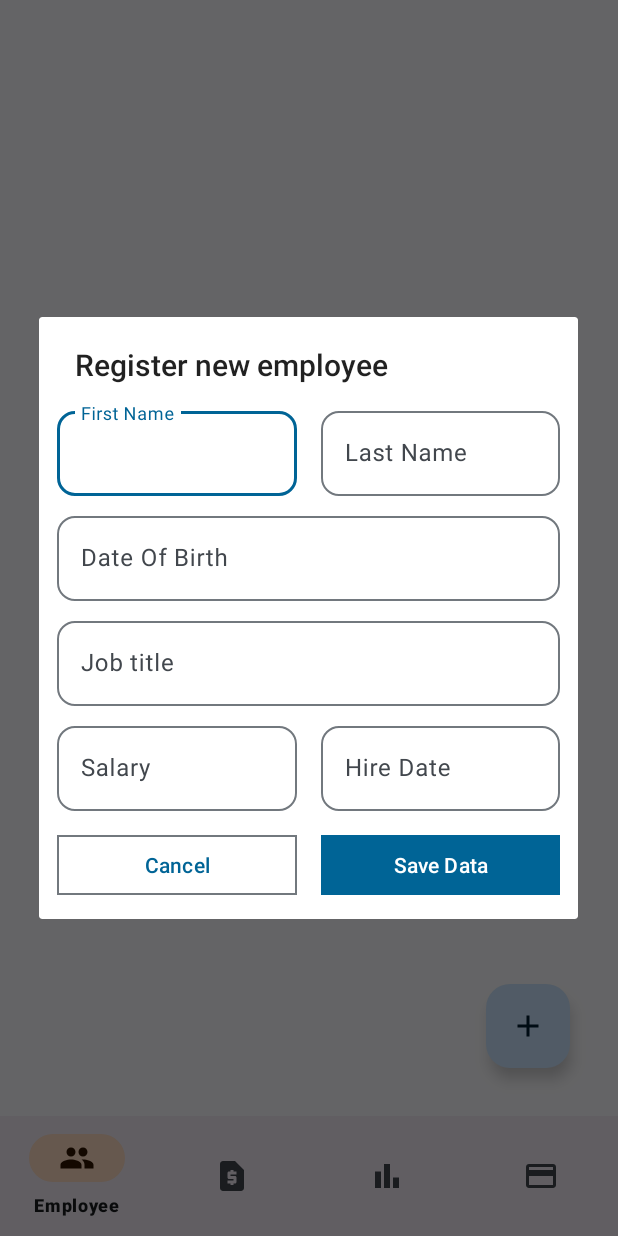
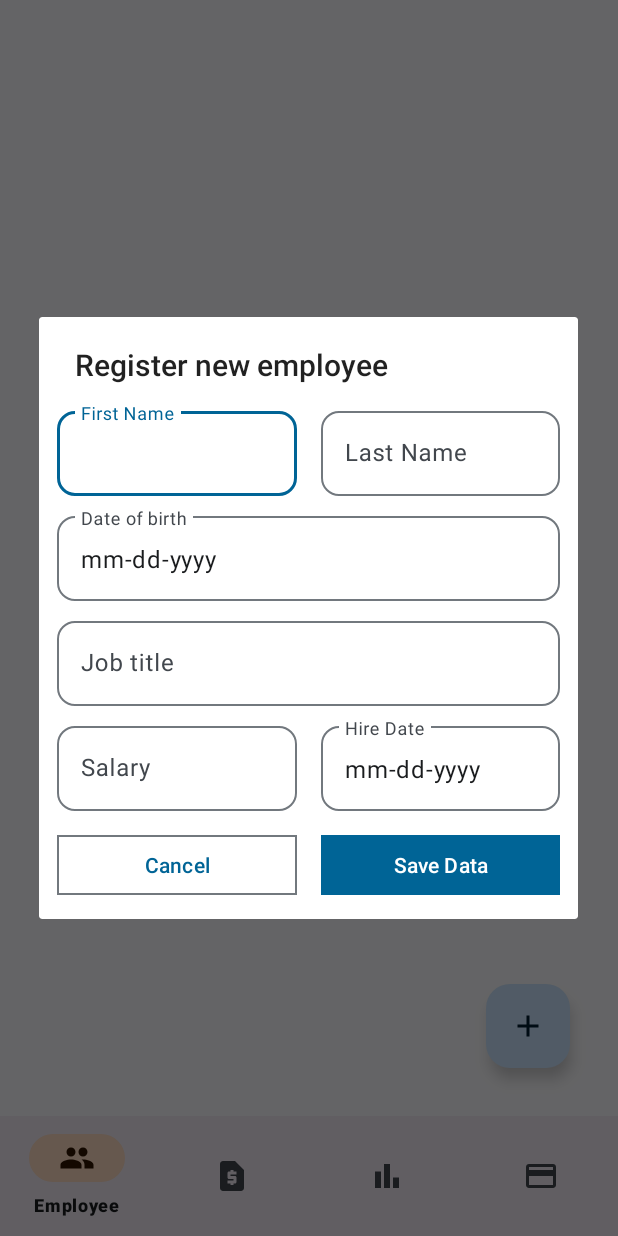
Before and after one commit to moaliyou/ERISM_App, an Android app: the screen it shows after launch (Dashboard), after a tap on "Add New Employee", on a phone screen of 412 x 824 dp. Run offline under Robolectric (Android 15) with nearby library versions, the phone set to English and light mode, and no system bars.

Commit message:
added date picker to employee form

```diff
--- a/app/src/main/java/com/example/erismapp/fragments/EmployeeFragment.java
+++ b/app/src/main/java/com/example/erismapp/fragments/EmployeeFragment.java
@@ -12,15 +12,21 @@ import android.widget.Button;
 import android.widget.Toast;
 
 import com.example.erismapp.R;
+import com.google.android.material.datepicker.MaterialDatePicker;
 import com.google.android.material.floatingactionbutton.FloatingActionButton;
 import com.google.android.material.textfield.TextInputLayout;
 
+import java.text.MessageFormat;
+import java.text.SimpleDateFormat;
+import java.util.Date;
+import java.util.Locale;
 import java.util.Objects;
 
 public class EmployeeFragment extends Fragment {
 
     private View mView;
     private FloatingActionButton fabAddEmployee;
+    private TextInputLayout tfDateOfBirth, tfHireDate;
 
     private AlertDialog mDialog;
 
@@ -45,6 +51,8 @@ public class EmployeeFragment extends Fragment {
         View innerView = getLayoutInflater().inflate(R.layout.employee_form_dialog, null);
         Button btnSaveEmployeeData = innerView.findViewById(R.id.btn_save_employee);
         Button btnCancelDialog = innerView.findViewById(R.id.btn_cancel);
+        tfDateOfBirth = innerView.findViewById(R.id.tf_date_of_birth);
+        tfHireDate = innerView.findViewById(R.id.tf_hire_date);
 
         btnSaveEmployeeData.setOnClickListener(
                 view1 ->
@@ -62,6 +70,42 @@ public class EmployeeFragment extends Fragment {
 
         fabAddEmployee.setOnClickListener(view -> mDialog.show());
 
+        pickingDate();
+
+    }
+
+    private void pickingDate() {
+        Objects.requireNonNull(tfDateOfBirth.getEditText()).setOnClickListener(v -> {
+
+            MaterialDatePicker<Long> datePicker = MaterialDatePicker.Builder.datePicker()
+                    .setTitleText("Select Date")
+                    .setSelection(MaterialDatePicker.todayInUtcMilliseconds())
+                    .build();
+
+            datePicker.addOnPositiveButtonClickListener(selection -> {
+                String date = new SimpleDateFormat("MM-dd-yyy", Locale.getDefault()).format(new Date(selection));
+                Objects.requireNonNull(tfDateOfBirth.getEditText()).setText(date);
+            });
+
+            datePicker.show(requireActivity().getSupportFragmentManager(), "tag");
+
+        });
+
+        Objects.requireNonNull(tfHireDate.getEditText()).setOnClickListener(v -> {
+
+            MaterialDatePicker<Long> datePicker = MaterialDatePicker.Builder.datePicker()
+                    .setTitleText("Select Date")
+                    .setSelection(MaterialDatePicker.todayInUtcMilliseconds())
+                    .build();
+
+            datePicker.addOnPositiveButtonClickListener(selection -> {
+                String date = new SimpleDateFormat("MM-dd-yyy", Locale.getDefault()).format(new Date(selection));
+                Objects.requireNonNull(tfHireDate.getEditText()).setText(date);
+            });
+
+            datePicker.show(requireActivity().getSupportFragmentManager(), "tag");
+
+        });
     }
 
     private void initViews() {
--- a/app/src/main/res/layout/employee_form_dialog.xml
+++ b/app/src/main/res/layout/employee_form_dialog.xml
@@ -56,7 +56,7 @@
         android:layout_width="match_parent"
         android:layout_height="wrap_content"
         android:layout_marginTop="8dp"
-        android:hint="@string/string_birth_date"
+        android:hint="@string/string_date_of_birth"
         app:boxCornerRadiusBottomEnd="12dp"
         app:boxCornerRadiusBottomStart="12dp"
         app:boxCornerRadiusTopEnd="12dp"
@@ -68,8 +68,11 @@
         <com.google.android.material.textfield.TextInputEditText
             android:layout_width="match_parent"
             android:layout_height="wrap_content"
-            android:inputType="text"
-            android:singleLine="true" />
+            android:clickable="false"
+            android:cursorVisible="false"
+            android:focusable="false"
+            android:text="@string/string_date_format"
+            android:focusableInTouchMode="false" />
 
     </com.google.android.material.textfield.TextInputLayout>
 
@@ -113,8 +116,11 @@
         <com.google.android.material.textfield.TextInputEditText
             android:layout_width="match_parent"
             android:layout_height="wrap_content"
-            android:inputType="text"
-            android:singleLine="true" />
+            android:clickable="false"
+            android:cursorVisible="false"
+            android:focusable="false"
+            android:text="@string/string_date_format"
+            android:focusableInTouchMode="false" />
 
     </com.google.android.material.textfield.TextInputLayout>
 
@@ -146,25 +152,25 @@
         style="@style/Widget.Material3.Button.OutlinedButton"
         android:layout_width="0dp"
         android:layout_height="wrap_content"
+        android:layout_marginTop="12dp"
+        android:layout_marginEnd="8dp"
+        android:text="Cancel"
         app:cornerRadius="0dp"
-        android:text="Cancel"
-        android:layout_marginEnd="8dp"
-        android:layout_marginTop="12dp"
-        app:layout_constraintTop_toBottomOf="@id/tf_salary"
         app:layout_constraintBottom_toBottomOf="parent"
         app:layout_constraintEnd_toStartOf="@id/btn_save_employee"
-        app:layout_constraintStart_toStartOf="parent"/>
+        app:layout_constraintStart_toStartOf="parent"
+        app:layout_constraintTop_toBottomOf="@id/tf_salary" />
 
     <com.google.android.material.button.MaterialButton
         android:id="@+id/btn_save_employee"
         android:layout_width="0dp"
         android:layout_height="wrap_content"
-        app:cornerRadius="0dp"
         android:layout_marginStart="8dp"
         android:text="Save Data"
+        app:cornerRadius="0dp"
+        app:layout_constraintBottom_toBottomOf="@id/btn_cancel"
         app:layout_constraintEnd_toEndOf="parent"
-        app:layout_constraintTop_toTopOf="@id/btn_cancel"
-        app:layout_constraintBottom_toBottomOf="@id/btn_cancel"
-        app:layout_constraintStart_toEndOf="@id/btn_cancel"/>
+        app:layout_constraintStart_toEndOf="@id/btn_cancel"
+        app:layout_constraintTop_toTopOf="@id/btn_cancel" />
 
 </androidx.constraintlayout.widget.ConstraintLayout>
--- a/app/src/main/res/values-night/strings.xml
+++ b/app/src/main/res/values-night/strings.xml
@@ -4,8 +4,9 @@
     <string name="add_new_employee_string_FAB">Add New Employee</string>
     <string name="string_first_name">First Name</string>
     <string name="string_last_name">Last Name</string>
-    <string name="string_birth_date">Date Of Birth</string>
+    <string name="string_date_format">mm-dd-yyyy</string>
     <string name="string_job_title">Job title</string>
     <string name="string_salary">Salary</string>
     <string name="string_hire_date">Hire Date</string>
+    <string name="string_date_of_birth">Date of birth</string>
 </resources>
--- a/app/src/main/res/values/strings.xml
+++ b/app/src/main/res/values/strings.xml
@@ -9,8 +9,9 @@
     <string name="add_new_employee_string_FAB">Add New Employee</string>
     <string name="string_first_name">First Name</string>
     <string name="string_last_name">Last Name</string>
-    <string name="string_birth_date">Date Of Birth</string>
+    <string name="string_date_format">mm-dd-yyyy</string>
     <string name="string_job_title">Job title</string>
     <string name="string_salary">Salary</string>
     <string name="string_hire_date">Hire Date</string>
+    <string name="string_date_of_birth">Date of birth</string>
 </resources>
```
